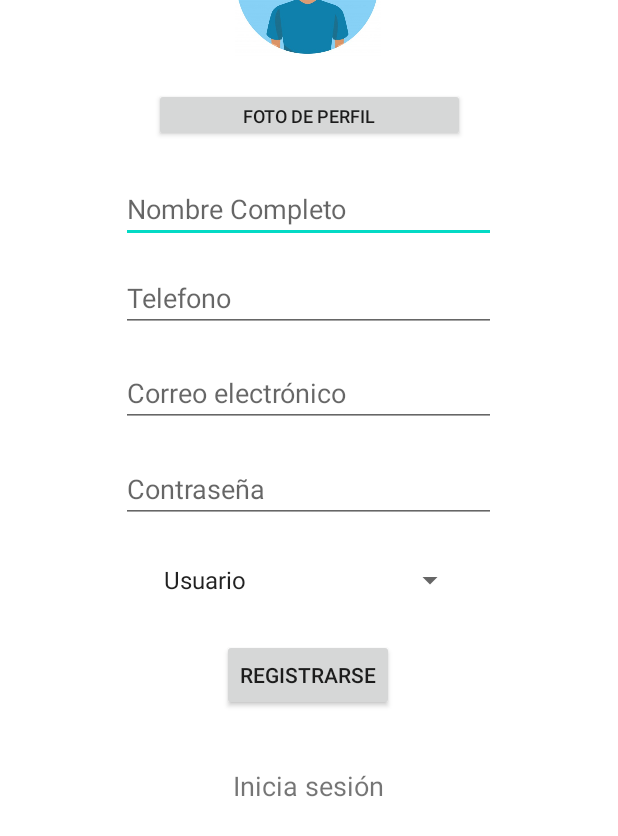
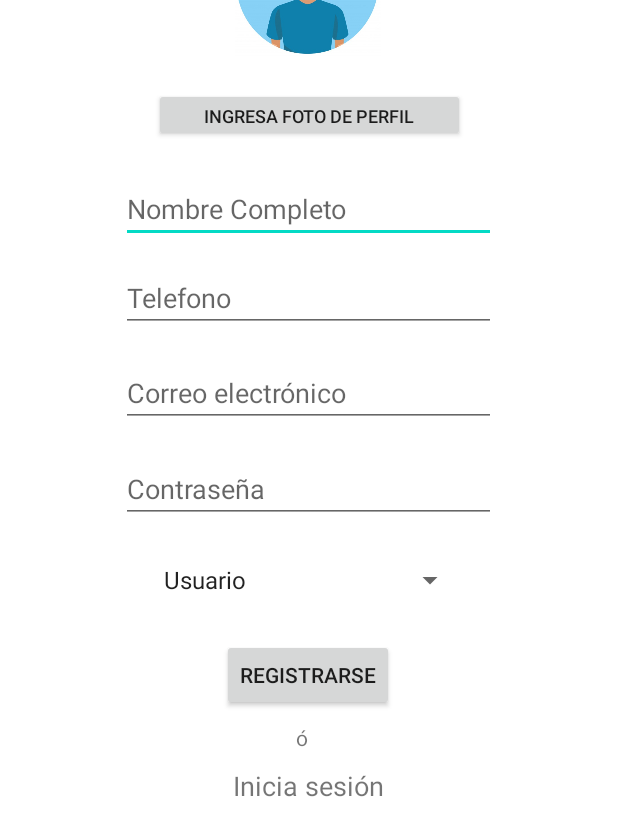
Before and after one commit to NEMESIIS/FEI-EATS-mov, an Android app: the ActivityUsuario screen opened directly, with no data from a screen before it, on a phone screen of 412 x 824 dp. Shown: the part 362-1198 px from the top of the screen. Run offline under Robolectric (Android 15) with nearby library versions, the phone set to English and light mode, and no system bars; our stand-ins replace Firebase (no records; nobody signed in at launch, a user with empty details on screens opened directly); pictures from the network do not load.

Commit message:
cambios (inicio de sesión)

```diff
--- a/app/src/main/res/layout/activity_registro_usuario.xml
+++ b/app/src/main/res/layout/activity_registro_usuario.xml
@@ -136,4 +136,15 @@
         app:layout_constraintStart_toStartOf="parent"
         app:layout_constraintTop_toTopOf="parent"
         app:layout_constraintVertical_bias="0.758" />
+
+    <TextView
+        android:id="@+id/textView16"
+        android:layout_width="17dp"
+        android:layout_height="21dp"
+        android:text="ó"
+        app:layout_constraintBottom_toBottomOf="parent"
+        app:layout_constraintEnd_toEndOf="parent"
+        app:layout_constraintStart_toStartOf="parent"
+        app:layout_constraintTop_toTopOf="parent"
+        app:layout_constraintVertical_bias="0.894" />
 </androidx.constraintlayout.widget.ConstraintLayout>
--- a/app/src/main/res/values/strings.xml
+++ b/app/src/main/res/values/strings.xml
@@ -13,7 +13,7 @@
         <item>Comida</item>
     </string-array>
 
-    <string name="foto_de_producto">FOTO DE PERFIL</string>
+    <string name="foto_de_producto">INGRESA FOTO DE PERFIL</string>
     <string name="foto_de_vendedor">FOTO DE VENDEDOR</string>
     <string name="texto_registro">Regístrate, es gratis!</string>
     <string name="prompt_password">Contraseña</string>
```
Also changed, not shown: app/src/main/java/com/example/fei_eats_mov/ActivityPerfil.java (+12 -0 lines).
